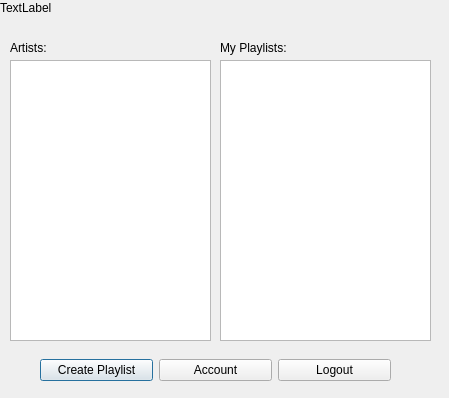
This is listenerdashboard.ui in Kiana-hash/MusicAppQt as Qt 5 draws it before an edit. The edited form follows.
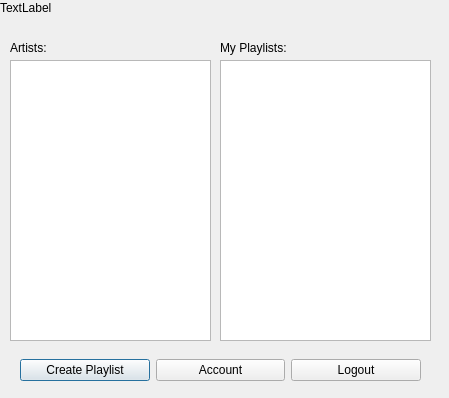
This is the edited form.

The edit to the form file:
```diff
--- a/listenerdashboard.ui
+++ b/listenerdashboard.ui
@@ -75,9 +75,9 @@
   <widget class="QWidget" name="horizontalLayoutWidget">
    <property name="geometry">
     <rect>
-     <x>40</x>
+     <x>20</x>
      <y>330</y>
-     <width>351</width>
+     <width>401</width>
      <height>80</height>
     </rect>
    </property>
```
